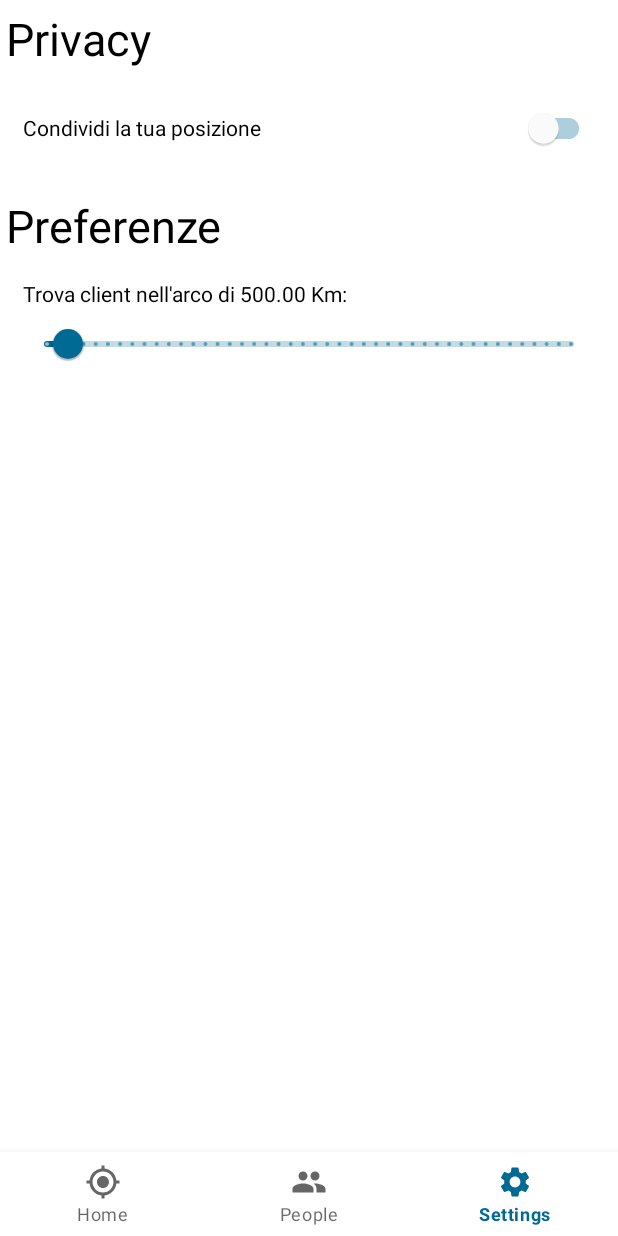
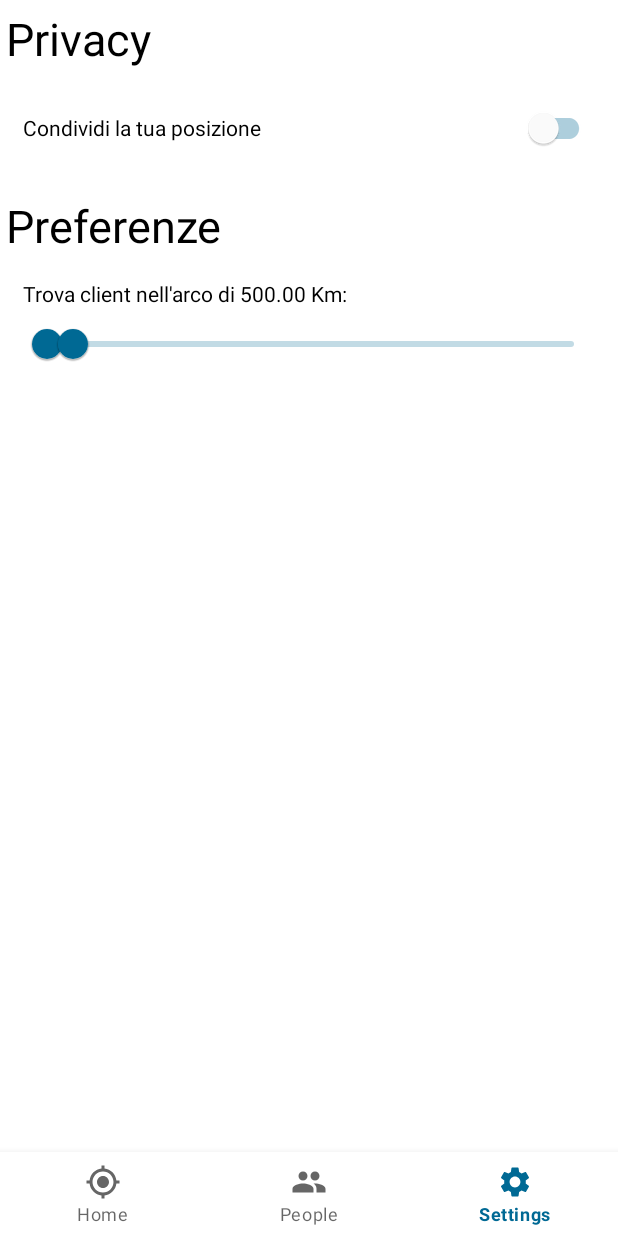
Before and after one commit to MauroGuida/LocationHub, an Android app: the HomeFragment screen opened directly, with no data from a screen before it, item 3 of the bottom bar chosen, on a phone screen of 412 x 824 dp. Run offline under Robolectric (Android 15) with nearby library versions, the light colour scheme and no system bars; network calls fail; 2 statements that could not run were skipped.

Commit message:
+ Clients discovery improvement

```diff
--- a/app/app/src/main/java/com/jdt/locationhub/fragment/SettingsFragment.java
+++ b/app/app/src/main/java/com/jdt/locationhub/fragment/SettingsFragment.java
@@ -11,10 +11,14 @@ import android.view.View;
 import android.view.ViewGroup;
 import android.widget.TextView;
 
+import com.google.android.material.slider.RangeSlider;
 import com.google.android.material.slider.Slider;
 import com.google.android.material.switchmaterial.SwitchMaterial;
 import com.jdt.locationhub.R;
 import com.jdt.locationhub.viewmodel.MainViewModel;
+
+import java.util.ArrayList;
+import java.util.List;
 
 /**
  * A simple {@link Fragment} subclass.
@@ -26,7 +30,7 @@ public class SettingsFragment extends Fragment {
 
     private SwitchMaterial sharePositionSwitch;
     private TextView rangeTextV;
-    private Slider rangeSlider;
+    private RangeSlider rangeSlider;
 
     /**
      * Use this factory method to create a new instance of
@@ -63,20 +67,19 @@ public class SettingsFragment extends Fragment {
         mainViewModel.isPrivacyEnabled().observe(getViewLifecycleOwner(), p -> sharePositionSwitch.setChecked(!p));
 
         mainViewModel.getClientsDiscoveryRange().observe(getViewLifecycleOwner(), r -> {
-            rangeTextV.setText(getResources().getString(R.string.clientRange, r));
-            rangeSlider.setValue(r);
+            rangeTextV.setText(getResources().getString(R.string.clientRange, r.get(1)-r.get(0)));
+            rangeSlider.setValues(r);
         });
 
-        rangeSlider.addOnSliderTouchListener(new Slider.OnSliderTouchListener() {
+        rangeSlider.addOnSliderTouchListener(new RangeSlider.OnSliderTouchListener() {
             @Override
-            public void onStartTrackingTouch(@NonNull Slider slider) {
+            public void onStartTrackingTouch(@NonNull RangeSlider slider) {
 
             }
 
             @Override
-            public void onStopTrackingTouch(@NonNull Slider slider) {
-                rangeTextV.setText(getResources().getString(R.string.clientRange, slider.getValue()));
-                mainViewModel.setClientsDiscoveryRange((long) slider.getValue());
+            public void onStopTrackingTouch(@NonNull RangeSlider slider) {
+                mainViewModel.setClientsDiscoveryRange(slider.getValues());
             }
         });
 
--- a/app/app/src/main/java/com/jdt/locationhub/repository/ServerSocket.java
+++ b/app/app/src/main/java/com/jdt/locationhub/repository/ServerSocket.java
@@ -115,14 +115,12 @@ public class ServerSocket {
         }
     }
 
-    public List<User> getAllConnectedUsers(float range) throws NoInternetConnectionException {
+    public List<User> getAllConnectedUsers() throws NoInternetConnectionException {
         try {
             updateUsersLocation();
         } catch (IOException e) {
             throw new NoInternetConnectionException();
         }
-
-        userSet.removeIf(u -> u.getDistance() > range);
 
         return userSet;
     }
--- a/app/app/src/main/java/com/jdt/locationhub/viewmodel/MainViewModel.java
+++ b/app/app/src/main/java/com/jdt/locationhub/viewmodel/MainViewModel.java
@@ -11,6 +11,7 @@ import com.jdt.locationhub.model.Position;
 import com.jdt.locationhub.model.User;
 import com.jdt.locationhub.repository.ServerSocket;
 
+import java.util.ArrayList;
 import java.util.List;
 
 public class MainViewModel extends ViewModel {
@@ -20,7 +21,7 @@ public class MainViewModel extends ViewModel {
     private final MutableLiveData<Position> thisClientPosition = new MutableLiveData<>();
     private final MutableLiveData<Boolean> PrivacyEnabled = new MutableLiveData<>();
 
-    private final MutableLiveData<Float> clientsDiscoveryRange = new MutableLiveData<>();
+    private final MutableLiveData<List<Float>> clientsDiscoveryRange = new MutableLiveData<>();
     private final MutableLiveData<List<User>> connectedClients = new MutableLiveData<>();
 
     //-----------------------------------------------------------------------------------\\
@@ -29,7 +30,11 @@ public class MainViewModel extends ViewModel {
         this.username = username;
         thisClientPosition.setValue(null);
         PrivacyEnabled.setValue(true);
-        clientsDiscoveryRange.setValue(500.0F);
+
+        List<Float> f = new ArrayList<>();
+        f.add(0f);
+        f.add(500f);
+        clientsDiscoveryRange.setValue(f);
 
         try {
             serverSocket = ServerSocket.getServerSocket();
@@ -41,14 +46,18 @@ public class MainViewModel extends ViewModel {
     //-----------------------------------------------------------------------------------\\
 
     public void updateOtherClientsLocation() throws NoInternetConnectionException {
-        connectedClients.setValue(serverSocket.getAllConnectedUsers(clientsDiscoveryRange.getValue()));
+        List<User> users = serverSocket.getAllConnectedUsers();
+
+        users.removeIf(u -> u.getDistance() > clientsDiscoveryRange.getValue().get(1) || u.getDistance() < clientsDiscoveryRange.getValue().get(0));
+
+        connectedClients.setValue(users);
     }
 
     public LiveData<? extends List<User>> getAllClientsPosition() {
         return connectedClients;
     }
 
-    public void setClientsDiscoveryRange(float range) {
+    public void setClientsDiscoveryRange(List<Float> range) {
         clientsDiscoveryRange.setValue(range);
 
         try {
@@ -56,7 +65,7 @@ public class MainViewModel extends ViewModel {
         } catch (NoInternetConnectionException ignored) {}
     }
 
-    public LiveData<Float> getClientsDiscoveryRange() {
+    public LiveData<List<Float>> getClientsDiscoveryRange() {
         return clientsDiscoveryRange;
     }
 
--- a/app/app/src/main/res/layout/fragment_settings.xml
+++ b/app/app/src/main/res/layout/fragment_settings.xml
@@ -3,6 +3,7 @@
     xmlns:tools="http://schemas.android.com/tools"
     android:layout_width="match_parent"
     android:layout_height="match_parent"
+    xmlns:app="http://schemas.android.com/apk/res-auto"
     android:orientation="vertical"
     tools:context=".fragment.SettingsFragment">
 
@@ -55,15 +56,14 @@
             android:layout_height="wrap_content"
             android:text="@string/clientRange"/>
 
-        <com.google.android.material.slider.Slider
+        <com.google.android.material.slider.RangeSlider
             android:id="@+id/range_Slider_FragmentSettings"
             android:layout_width="match_parent"
             android:layout_height="wrap_content"
             android:elevation="4dp"
 
-            android:valueFrom="100.0"
-            android:valueTo="10000.0"
-            android:stepSize="100.0"/>
+            android:valueFrom="0.0"
+            android:valueTo="10000.0" />
 
     </LinearLayout>
 
```
